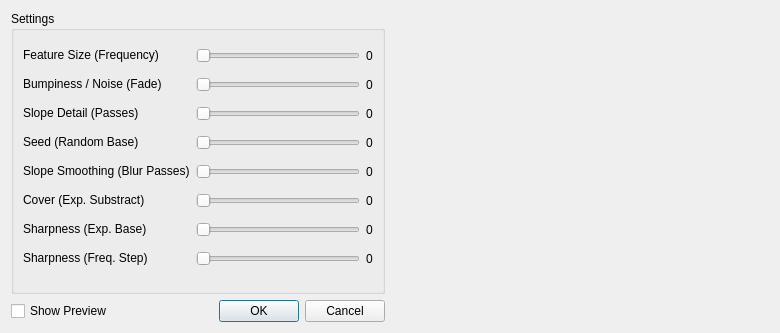
Above: dev/Code/Sandbox/Editor/Terrain/GenerationParam.ui from aws/lumberyard before the change. Below: the same form after it.
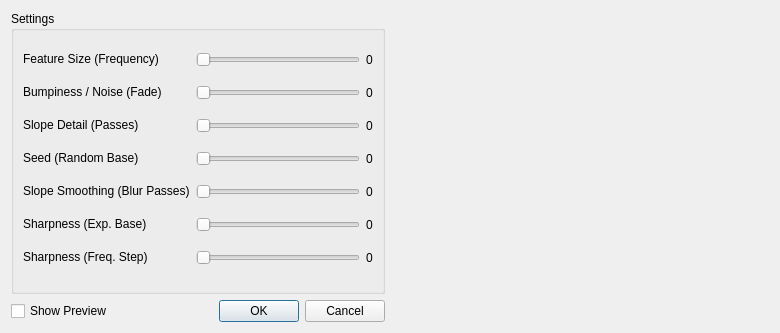
That is the form after the change.

What changed in the file:
```diff
--- a/dev/Code/Sandbox/Editor/Terrain/GenerationParam.ui
+++ b/dev/Code/Sandbox/Editor/Terrain/GenerationParam.ui
@@ -28,7 +28,17 @@
         <string>Settings</string>
        </property>
        <layout class="QGridLayout" name="gridLayout">
-        <item row="7" column="0">
+        <item row="6" column="2">
+         <widget class="QLabel" name="m_labelFrequencyStep">
+          <property name="text">
+           <string>0</string>
+          </property>
+          <property name="alignment">
+           <set>Qt::AlignLeading|Qt::AlignLeft|Qt::AlignVCenter</set>
+          </property>
+         </widget>
+        </item>
+        <item row="6" column="0">
          <widget class="QLabel" name="label">
           <property name="text">
            <string>Sharpness (Freq. Step)</string>
@@ -48,32 +58,6 @@
           </property>
          </widget>
         </item>
-        <item row="5" column="1">
-         <widget class="QSlider" name="m_sldCover">
-          <property name="minimum">
-           <number>0</number>
-          </property>
-          <property name="maximum">
-           <number>255</number>
-          </property>
-          <property name="orientation">
-           <enum>Qt::Horizontal</enum>
-          </property>
-          <property name="tickPosition">
-           <enum>QSlider::NoTicks</enum>
-          </property>
-         </widget>
-        </item>
-        <item row="5" column="2">
-         <widget class="QLabel" name="m_labelCover">
-          <property name="text">
-           <string>0</string>
-          </property>
-          <property name="alignment">
-           <set>Qt::AlignLeading|Qt::AlignLeft|Qt::AlignVCenter</set>
-          </property>
-         </widget>
-        </item>
         <item row="4" column="0">
          <widget class="QLabel" name="label_2">
           <property name="text">
@@ -84,7 +68,7 @@
           </property>
          </widget>
         </item>
-        <item row="7" column="1">
+        <item row="6" column="1">
          <widget class="QSlider" name="m_sldFrequencyStep">
           <property name="minimum">
            <number>10</number>
@@ -100,7 +84,7 @@
           </property>
          </widget>
         </item>
-        <item row="6" column="0">
+        <item row="5" column="0">
          <widget class="QLabel" name="label_3">
           <property name="text">
            <string>Sharpness (Exp. Base)</string>
@@ -120,7 +104,7 @@
           </property>
          </widget>
         </item>
-        <item row="6" column="1">
+        <item row="5" column="1">
          <widget class="QSlider" name="m_sldSharpness">
           <property name="minimum">
            <number>990</number>
@@ -162,7 +146,7 @@
           </property>
          </widget>
         </item>
-        <item row="6" column="2">
+        <item row="5" column="2">
          <widget class="QLabel" name="m_labelSharpness">
           <property name="text">
            <string>0</string>
@@ -172,16 +156,6 @@
           </property>
          </widget>
         </item>
-        <item row="7" column="2">
-         <widget class="QLabel" name="m_labelFrequencyStep">
-          <property name="text">
-           <string>0</string>
-          </property>
-          <property name="alignment">
-           <set>Qt::AlignLeading|Qt::AlignLeft|Qt::AlignVCenter</set>
-          </property>
-         </widget>
-        </item>
         <item row="3" column="1">
          <widget class="QSlider" name="m_sldRandomBase">
           <property name="minimum">
@@ -296,16 +270,6 @@
           </property>
          </widget>
         </item>
-        <item row="5" column="0">
-         <widget class="QLabel" name="label_8">
-          <property name="text">
-           <string>Cover (Exp. Substract)</string>
-          </property>
-          <property name="alignment">
-           <set>Qt::AlignLeading|Qt::AlignLeft|Qt::AlignTop</set>
-          </property>
-         </widget>
-        </item>
         <item row="0" column="2">
          <widget class="QLabel" name="m_labelFrequency">
           <property name="text">
```
